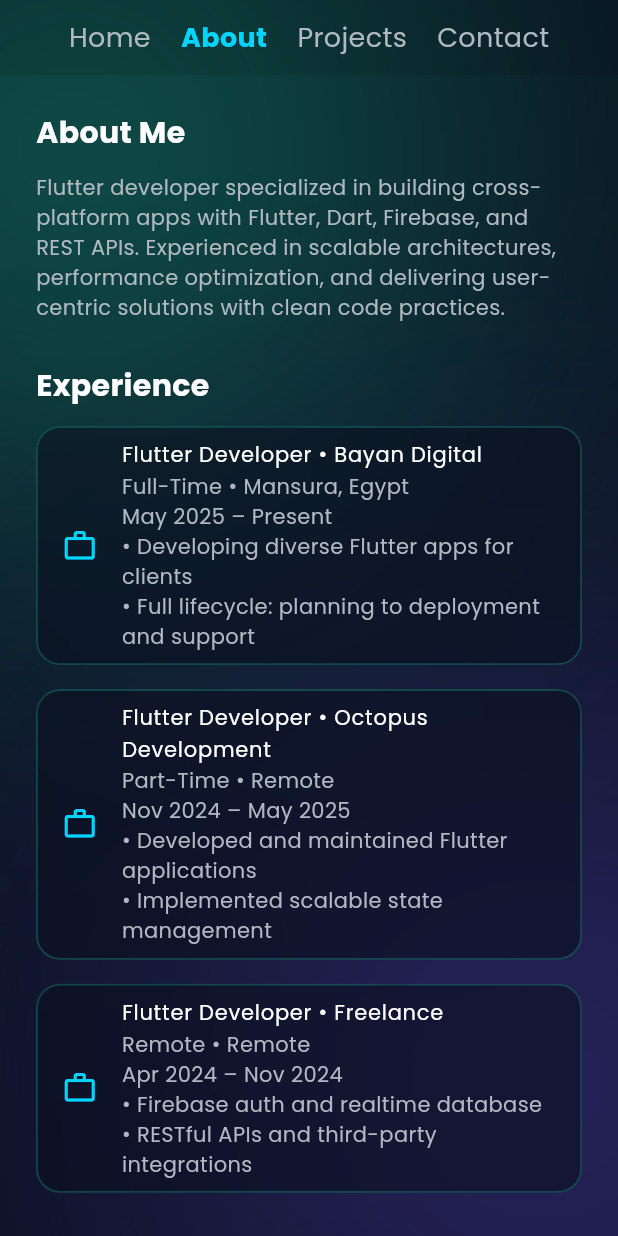
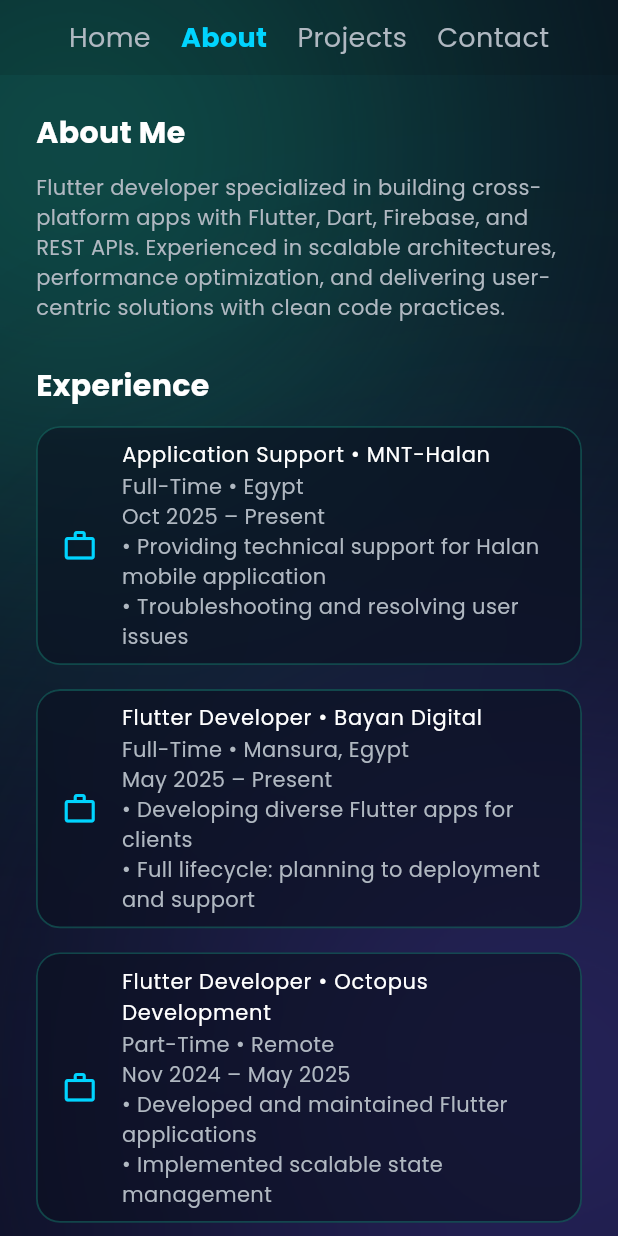
Before and after one commit to fadymonier/my_portfolio, a Flutter app: the screen it shows after launch, after a tap on "About", on a phone screen of 412 x 824 dp. Run offline on Flutter 3.47's test engine with Material 3 defaults, Android fonts, the phone set to English and light mode, and no system bars; our stand-ins replace google_fonts.

Commit message:
update Exc.

```diff
--- a/lib/data/my_data.dart
+++ b/lib/data/my_data.dart
@@ -59,6 +59,17 @@ class ProfileData {
   ];
 
   static const experience = [
+    {
+      'role': 'Application Support',
+      'company': 'MNT-Halan',
+      'type': 'Full-Time',
+      'place': 'Egypt',
+      'period': 'Oct 2025 – Present',
+      'bullets': [
+        'Providing technical support for Halan mobile application',
+        'Troubleshooting and resolving user issues',
+      ],
+    },
     {
       'role': 'Flutter Developer',
       'company': 'Bayan Digital',
```
